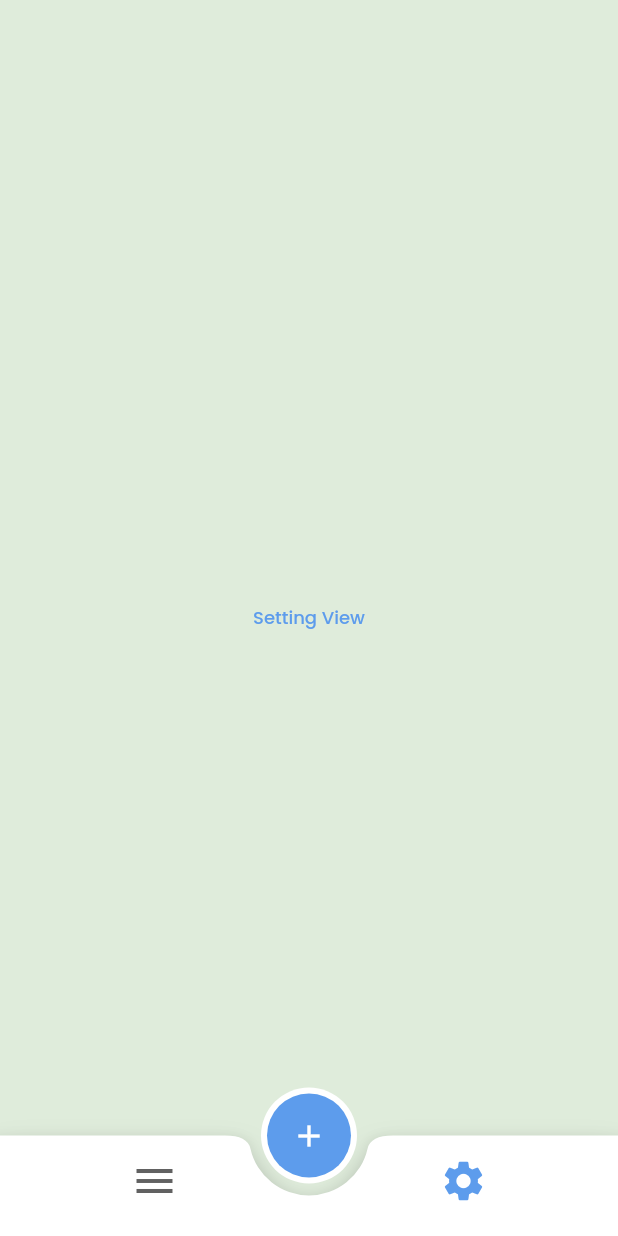
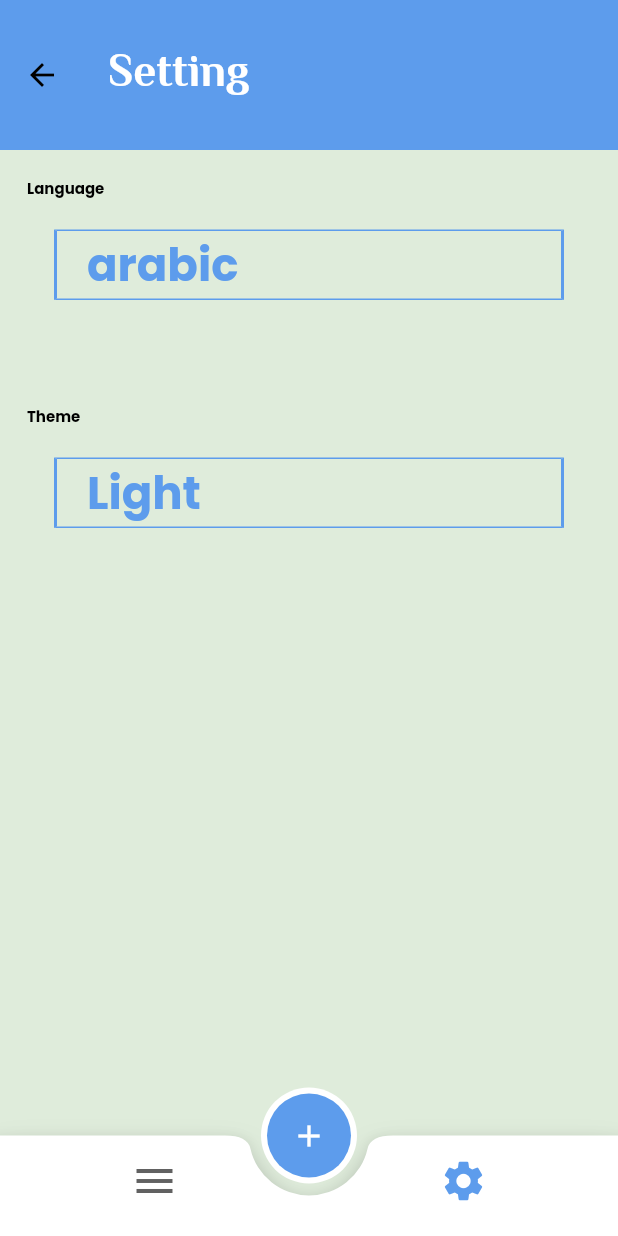
Before and after one commit to ZakariaAshraf/todo-app, a Flutter app: the HomeLayoutView screen opened by its route, item 2 of the bottom bar chosen, on a phone screen of 412 x 824 dp. Run offline on Flutter 3.47's test engine with Material 2 defaults, Android fonts, the phone set to English and light mode, and no system bars; our stand-ins replace calendar_timeline, cloud_firestore, firebase_auth, firebase_core, flutter_easyloading, flutter_slidable and 1 more; accounts and stored records are empty.

Commit message:
to do app and access fire store access authentications
// make a setting view layout

```diff
--- a/lib/pages/setting_view/setting_view.dart
+++ b/lib/pages/setting_view/setting_view.dart
@@ -1,13 +1,128 @@
 import 'package:flutter/material.dart';
+import 'package:todo_app/core/bottom_sheet/show_language_bottom_sheet.dart';
+import 'package:todo_app/core/bottom_sheet/show_theme_bottom_sheet.dart';
 
-class SettingView extends StatelessWidget {
+class SettingView extends StatefulWidget {
   const SettingView({Key? key}) : super(key: key);
+  static String routeName = "Setting";
 
   @override
+  State<SettingView> createState() => _SettingViewState();
+}
+
+class _SettingViewState extends State<SettingView> {
+  @override
   Widget build(BuildContext context) {
-    return Center
-      (
-          child: Text("Setting View"),
+    var theme = Theme.of(context);
+    return Container(
+      child: Scaffold(
+        appBar: AppBar(
+          title: const Text(
+            "Setting",
+            style: TextStyle(color: Colors.white,
+              fontWeight: FontWeight.bold,
+            ),
+          ),
+        ),
+        body: Padding(
+          padding: const EdgeInsets.all(18.0),
+          child: Column(
+            crossAxisAlignment: CrossAxisAlignment.stretch,
+            children: [
+              const Text("Language",
+                  textAlign: TextAlign.start,
+                  style: TextStyle(
+                    color: Colors.black,
+                    fontSize: 10,
+                    fontWeight: FontWeight.bold,
+                  )),
+              InkWell(
+                onTap: () {
+                  showLanguageBottomSheet();
+                },
+                child: Container(
+                  margin: EdgeInsets.symmetric(vertical: 20, horizontal: 18),
+                  padding: EdgeInsets.symmetric(horizontal: 20),
+                  width: double.infinity,
+                  decoration: BoxDecoration(
+                    border: Border.symmetric(
+                        horizontal:
+                            BorderSide(color: theme.primaryColor, width: 1),
+                        vertical:
+                            BorderSide(color: theme.primaryColor, width: 2)),
+                    shape: BoxShape.rectangle,
+                  ),
+                  child: const Text("arabic",
+                      style: TextStyle(
+                        fontSize: 30,
+                        fontWeight: FontWeight.bold,
+                      )),
+                ),
+              ),
+              const SizedBox(
+                height: 50,
+              ),
+              const Text(
+                "Theme",
+                style: TextStyle(
+                  color: Colors.black,
+                  fontSize: 10,
+                  fontWeight: FontWeight.bold,
+                ),
+              ),
+              InkWell(
+                onTap: () {
+                  showThemeBottomSheet();
+                },
+                child: Container(
+                  margin: EdgeInsets.symmetric(vertical: 20, horizontal: 18),
+                  padding: EdgeInsets.symmetric(horizontal: 20),
+                  width: double.infinity,
+                  decoration: BoxDecoration(
+                    border: Border.symmetric(
+                        horizontal:
+                            BorderSide(color: theme.primaryColor, width: 1),
+                        vertical:
+                            BorderSide(color: theme.primaryColor, width: 2)),
+                    shape: BoxShape.rectangle,
+                  ),
+                  child: const Text("Light",
+                      style: TextStyle(
+                        fontSize: 30,
+                        fontWeight: FontWeight.bold,
+                      )),
+                ),
+              ),
+            ],
+          ),
+        ),
+      ),
+    );
+  }
+
+  showLanguageBottomSheet() {
+    showModalBottomSheet(
+      shape: const OutlineInputBorder(
+          borderSide: BorderSide(color: Colors.transparent),
+          borderRadius: BorderRadius.only(
+            topLeft: Radius.circular(35),
+            topRight: Radius.circular(35),
+          )),
+      context: context,
+      builder: (context) => LanguageBottomSheet(),
+    );
+  }
+
+  showThemeBottomSheet() {
+    showModalBottomSheet(
+      shape: OutlineInputBorder(
+          borderSide: BorderSide(color: Colors.transparent),
+          borderRadius: BorderRadius.only(
+            topLeft: Radius.circular(35),
+            topRight: Radius.circular(35),
+          )),
+      context: context,
+      builder: (context) => ThemingBottomSheet(),
     );
   }
 }
```
Also changed, not shown: lib/core/bottom_sheet/show_language_bottom_sheet.dart (added, +44 -0 lines), lib/core/bottom_sheet/show_theme_bottom_sheet.dart (added, +45 -0 lines), lib/main.dart (+5 -4 lines).
